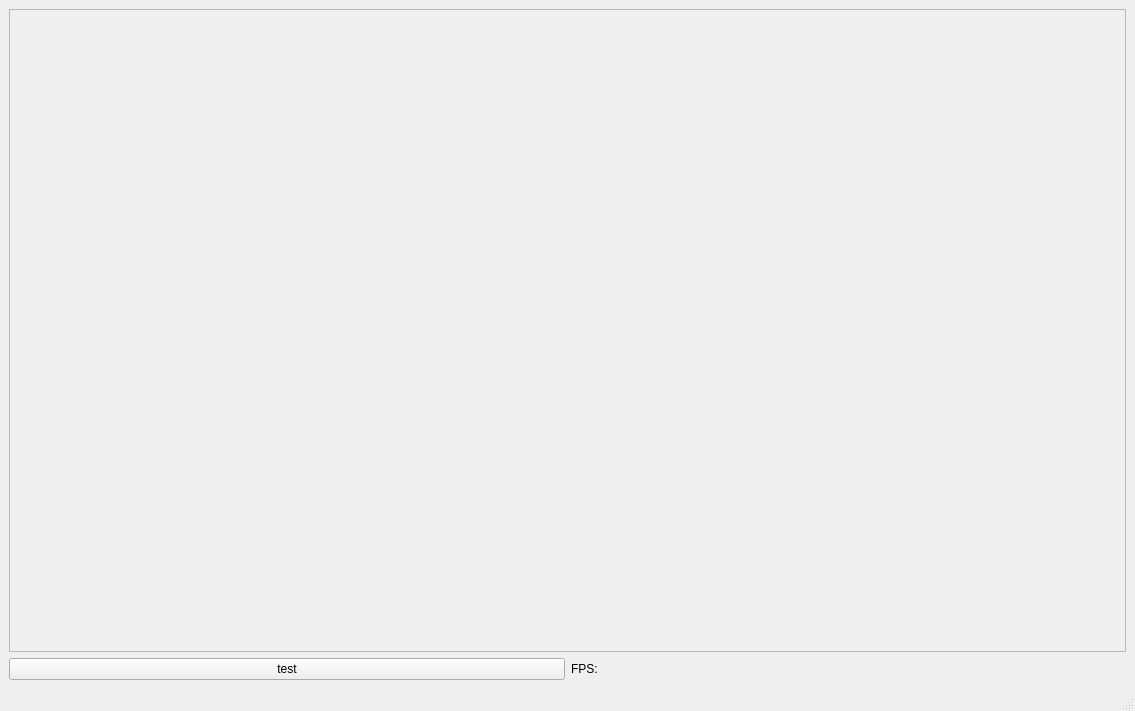
Before: the Qt Designer form mainwindow.ui in jsjsjs000/imx8mp_qt_ar0521_isp_tool, drawn with Qt 5.
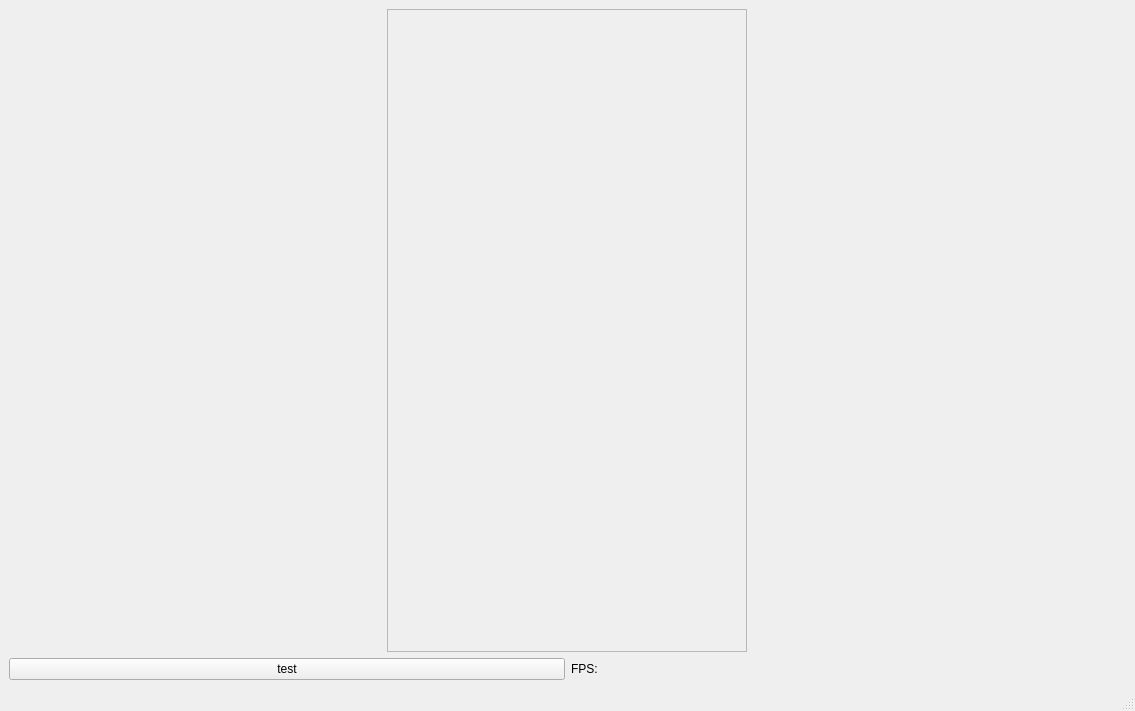
After: the same form once the commit is applied.

```diff
--- a/mainwindow.ui
+++ b/mainwindow.ui
@@ -33,7 +33,7 @@
         </property>
         <property name="maximumSize">
          <size>
-          <width>16777215</width>
+          <width>360</width>
           <height>16777215</height>
          </size>
         </property>
@@ -45,7 +45,7 @@
           <rect>
            <x>0</x>
            <y>0</y>
-           <width>553</width>
+           <width>358</width>
            <height>614</height>
           </rect>
          </property>
```
